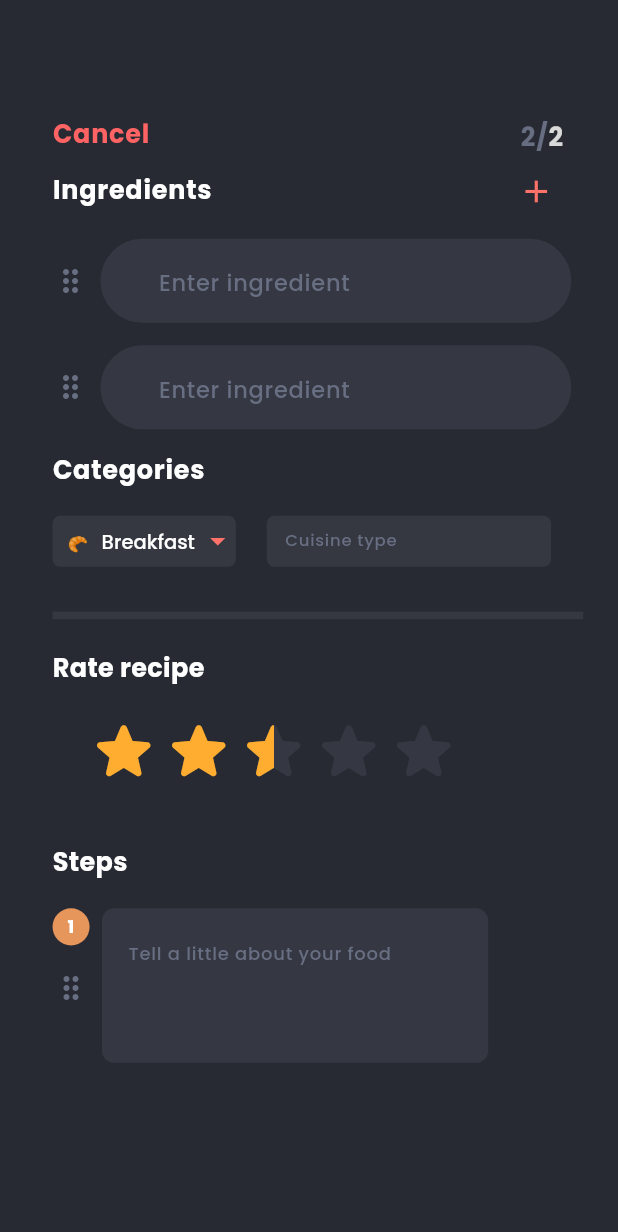
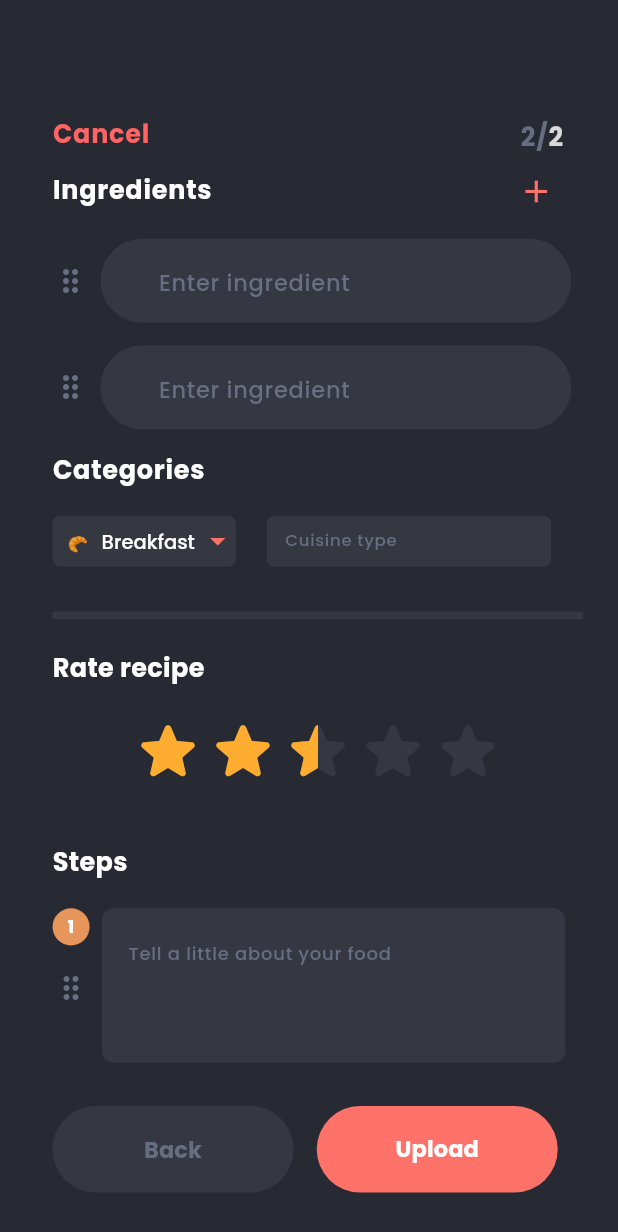
Before and after one commit to NouranAlSharawneh/appebite, a Flutter app: the UploadRecipePage2 screen opened directly, on a phone screen of 412 x 824 dp. Shown: the top 1232 px of the screen. Run offline on Flutter 3.47's test engine with Material 3 defaults, Android fonts, the phone set to English and light mode, and no system bars; drawn by our look-alikes of flutter_rating_bar; our stand-ins replace google_fonts, image_picker.

Commit message:
buttons added

```diff
--- a/lib/pages/uploadRecipe/upload_recipe_page_2.dart
+++ b/lib/pages/uploadRecipe/upload_recipe_page_2.dart
@@ -171,12 +171,12 @@ class _UploadRecipePage2State extends State<UploadRecipePage2> {
                   ),
                 ),
                 SizedBox(
-                  width: 391 * fem,
+                  width: double.infinity,
                   child: Column(
                     crossAxisAlignment: CrossAxisAlignment.start,
                     children: [
                       Container(
-                        margin: EdgeInsets.fromLTRB(0 * fem, 20 * fem, 57 * fem, 16 * fem),
+                        margin: EdgeInsets.fromLTRB(0 * fem, 20 * fem, 0 * fem, 16 * fem),
                         child: Column(
                           crossAxisAlignment: CrossAxisAlignment.start,
                           children: [
@@ -199,7 +199,7 @@ class _UploadRecipePage2State extends State<UploadRecipePage2> {
                                   itemCount: 5,
                                   allowHalfRating: true,
                                   itemSize: 50.0,
-                                  glowColor: const Color.fromRGBO(111, 71, 11, 0.5),
+                                  glowColor: const Color(0xff272a32),
                                   unratedColor: const Color(0xff353842),
                                   onRatingUpdate: (rating) {
                                     // print(rating);
@@ -224,7 +224,7 @@ class _UploadRecipePage2State extends State<UploadRecipePage2> {
                     crossAxisAlignment: CrossAxisAlignment.start,
                     children: [
                       Container(
-                        margin: EdgeInsets.fromLTRB(0 * fem, 20 * fem, 57 * fem, 16 * fem),
+                        margin: EdgeInsets.fromLTRB(0 * fem, 20 * fem, 0 * fem, 16 * fem),
                         child: Column(
                           crossAxisAlignment: CrossAxisAlignment.start,
                           children: [
@@ -253,7 +253,7 @@ class _UploadRecipePage2State extends State<UploadRecipePage2> {
                                       children: [
                                         Container(
                                           margin: EdgeInsets.fromLTRB(0 * fem, 0 * fem, 0 * fem, 16 * fem),
-                                          // width: double.infinity,
+                                          width: double.infinity,
                                           height: 24 * fem,
                                           decoration: BoxDecoration(
                                             color: const Color(0xffe6955b),
@@ -285,8 +285,8 @@ class _UploadRecipePage2State extends State<UploadRecipePage2> {
                                     ),
                                   ),
                                   Container(
-                                    padding: EdgeInsets.fromLTRB(16 * fem, 5 * fem, 16 * fem, 16 * fem),
-                                    width: 250 * fem,
+                                    padding: EdgeInsets.fromLTRB(16 * fem, 5 * fem, 0* fem, 16 * fem),
+                                    width: 300 * fem,
                                     height: 100 * fem,
                                     decoration: BoxDecoration(
                                       border: Border.all(color: const Color(0xff353842)),
@@ -323,6 +323,75 @@ class _UploadRecipePage2State extends State<UploadRecipePage2> {
                     ],
                   ),
                 ),
+              Container(
+                      margin: EdgeInsets.fromLTRB(0*fem, 0*fem, 0*fem, 21*fem),
+                      width: double.infinity,
+                      height: 56*fem,
+                      child: Row(
+                        crossAxisAlignment: CrossAxisAlignment.center,
+                        children: [
+                          Container(
+                            margin: EdgeInsets.fromLTRB(0*fem, 0*fem, 15*fem, 0*fem),
+                            child: TextButton(
+                              onPressed: () {},
+                              style: TextButton.styleFrom (
+                                padding: EdgeInsets.zero,
+                              ),
+                              child: SizedBox(
+                                width: 156*fem,
+                                height: double.infinity,
+                                child: Container(
+                                  width: double.infinity,
+                                  height: double.infinity,
+                                  decoration: BoxDecoration (
+                                    color: const Color(0xff353842),
+                                    borderRadius: BorderRadius.circular(32*fem),
+                                  ),
+                                  child: Center(
+                                    child: Text(
+                                      'Back',
+                                      textAlign: TextAlign.center,
+                                      style: GoogleFonts.poppins(
+                                        fontSize: 15*ffem,
+                                        fontWeight: FontWeight.w700,
+                                        height: 1.2*ffem/fem,
+                                        color: const Color(0xff686e81),
+                                      ),
+                                    ),
+                                  ),
+                                ),
+                              ),
+                            ),
+                          ),
+                          TextButton(
+                            onPressed: () {},
+                            style: TextButton.styleFrom (
+                              padding: EdgeInsets.zero,
+                            ),
+                            child: Container(
+                              width: 156*fem,
+                              height: double.infinity,
+                              decoration: BoxDecoration (
+                                color: const Color(0xffff7269),
+                                borderRadius: BorderRadius.circular(32*fem),
+                              ),
+                              child: Center(
+                                child: Text(
+                                  'Upload',
+                                  textAlign: TextAlign.center,
+                                  style: GoogleFonts.poppins(
+                                    fontSize: 15*ffem,
+                                    fontWeight: FontWeight.w700,
+                                    height: 1.2125*ffem/fem,
+                                    color: const Color(0xffffffff),
+                                  ),
+                                ),
+                              ),
+                            ),
+                          ),
+                        ],
+                      ),
+                    ),
               ],
             ),
           ),
```
